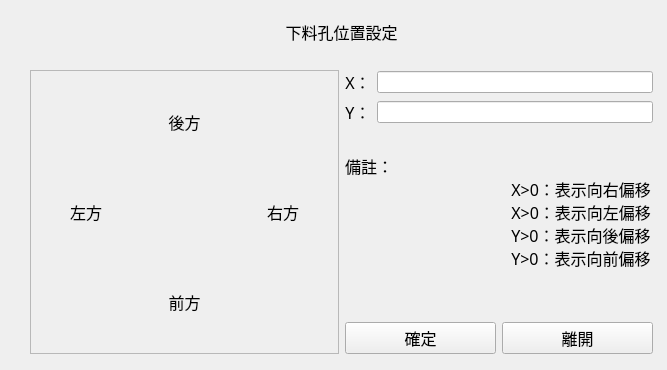
Old version of the form SYEI_stamping_press_system/feeding_hole.ui in the repository sinje0816/stamping_press.
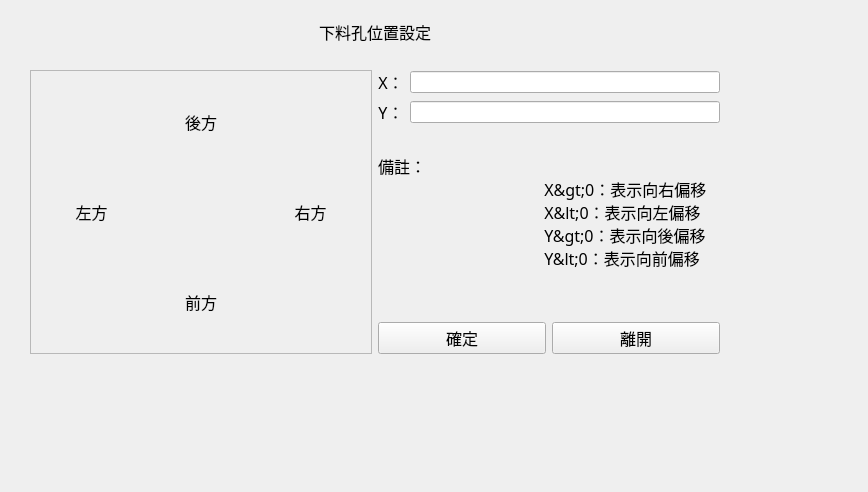
New version of the form. Icons and pictures are not drawn.

What changed in the file:
```diff
--- a/SYEI_stamping_press_system/feeding_hole.ui
+++ b/SYEI_stamping_press_system/feeding_hole.ui
@@ -6,8 +6,8 @@
             <rect>
                 <x>0</x>
                 <y>0</y>
-                <width>667</width>
-                <height>370</height>
+    <width>868</width>
+    <height>492</height>
             </rect>
         </property>
         <property name="mouseTracking">
@@ -21,7 +21,7 @@
                 <rect>
                     <x>30</x>
                     <y>20</y>
-                    <width>623</width>
+     <width>690</width>
                     <height>334</height>
                 </rect>
             </property>
@@ -74,9 +74,9 @@
                                 <property name="text">
                                     <string>備註：
                                         X&gt;0：表示向右偏移
-                                        X&gt;0：表示向左偏移
+                                        X&lt;0：表示向左偏移
                                         Y&gt;0：表示向後偏移
-                                        Y&gt;0：表示向前偏移
+                                        Y&lt;0：表示向前偏移
                                     </string>
                                 </property>
                             </widget>
```
Lines whose indentation alone changed are shown as unchanged.
